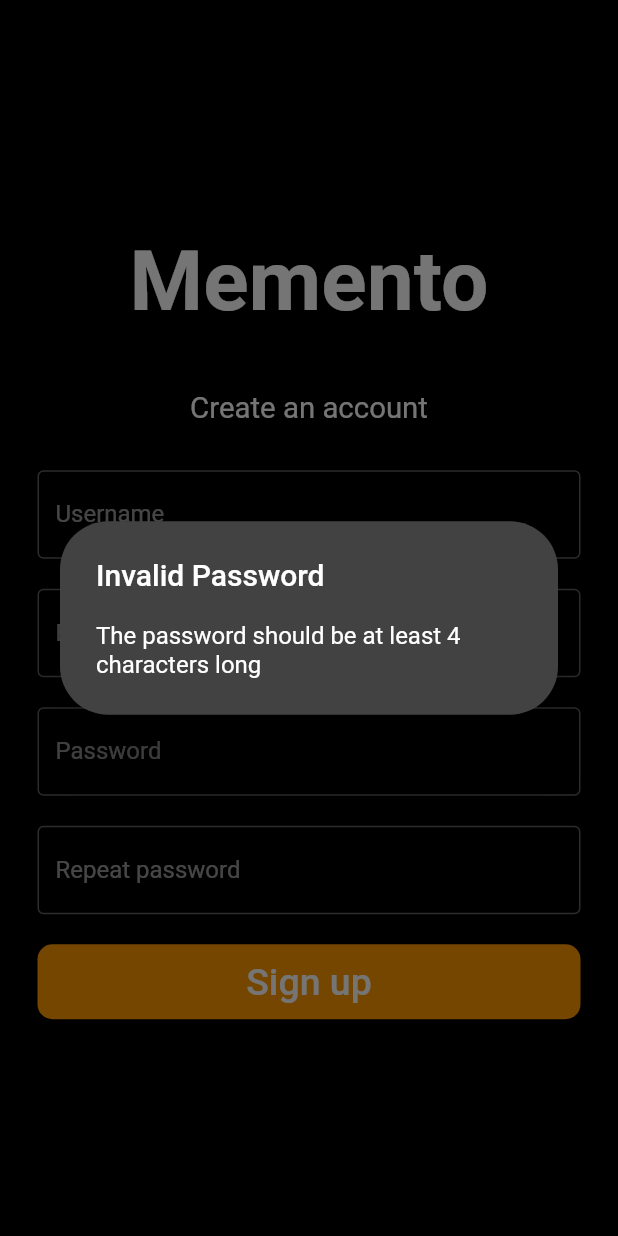
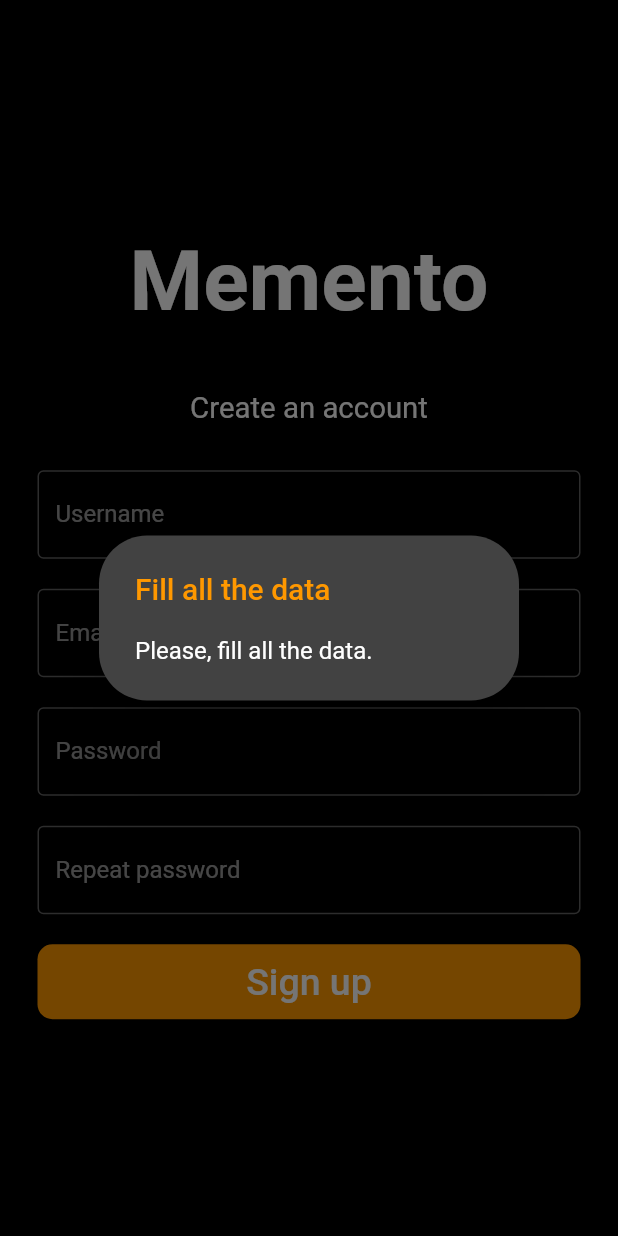
Before and after one commit to Rafinha19/memento_client, a Flutter app: the signUpView screen opened directly, after a tap on "Sign up", on a phone screen of 412 x 824 dp. Run offline on Flutter 3.47's test engine with Material 2 defaults, Android fonts, the phone set to English and light mode, and no system bars; our stand-ins replace flutter_secure_storage; accounts and stored records are empty; generated files the repository leaves out were written again; network calls fail.

Commit message:
Errores en login y signup funcionando con internacionalizacion

```diff
--- a/lib/ProfileView.dart
+++ b/lib/ProfileView.dart
@@ -66,7 +66,7 @@ class _ProfileViewState extends State<ProfileView> {
                                   MaterialPageRoute(builder: (context) => LoginView()));
                             },
                             child: Text(
-                              'Cerrar sesion',
+                              AppLocalizations.of(context)!.sign_out,
                               style: TextStyle(color: Colors.white, fontSize: 15),
                               textAlign: TextAlign.center,
                             ),
--- a/lib/l10n/app_en.arb
+++ b/lib/l10n/app_en.arb
@@ -9,6 +9,7 @@
   },
   "server_error": "Server error",
   "error": "Errror",
+  "unexpected_error": "Unexpected error, please try again later.",
   "login_error": "Login error",
   "login_pass_mustbe_4long": "Password must be 4 characters long.",
   "login_user_havent_found": "We haven't found any account with that combination of username and password.",
@@ -26,5 +27,18 @@
   "repeat_password": "Repeat password",
   "repeat_password_hint": "Repeat your password",
   "email": "Email",
-  "email_hint": "Enter your email"
+  "email_hint": "Enter your email",
+  "fill_all_data": "Fill all the data",
+  "fill_add_data_description": "Please, fill all the data.",
+  "not_a_valid_email": "Not a valid email",
+  "not_a_valid_email_description": "Please enter a valid email.",
+  "not_a_valid_password": "Not a valid password",
+  "not_a_valid_password_description": "Your password should be at least 4 characters long.",
+  "passwords_dont_match": "Passwords don't match",
+  "passwords_dont_match_description": "Please rewrite the passwords.",
+  "username_already_registered": "That username is already registered",
+  "username_already_registered_description": "Please try to sign up using another username or log in if you already have an account.",
+  "email_already_in_use": "That email is already in use",
+  "email_already_in_use_description": "There is already an account registered with that email.",
+  "sign_out": "Sign out"
 }
--- a/lib/loginView.dart
+++ b/lib/loginView.dart
@@ -110,7 +110,7 @@ class _LoginViewState extends State<LoginView> {
                             )
                         );
                       } else {
-                        displayDialog(context,  AppLocalizations.of(context)!.error,  AppLocalizations.of(context)!.error);
+                        displayDialog(context,  AppLocalizations.of(context)!.error,  AppLocalizations.of(context)!.unexpected_error);
                       }
                     },
                     child: Text(
--- a/lib/signUpView.dart
+++ b/lib/signUpView.dart
@@ -6,6 +6,7 @@ import 'package:http/http.dart' as http;
 import 'package:flutter_secure_storage/flutter_secure_storage.dart';
 import 'package:memento_flutter_client/Config/Properties.dart';
 import 'package:flutter_gen/gen_l10n/app_localizations.dart';
+import 'package:memento_flutter_client/repository/AccountRepository.dart';
 
 final storage = FlutterSecureStorage();
 
@@ -30,47 +31,15 @@ class _signUpViewState extends State<signUpView> {
         builder: (context) =>
             AlertDialog(
                 shape: RoundedRectangleBorder( borderRadius: BorderRadius.all(Radius.circular(32.0))),
-                title: Text(title),
-                content: Text(text)
+                title: Text(title,style: TextStyle(color: Colors.orange),),
+                content: Text(text),
+                backgroundColor: Colors.grey[800],
             ),
       );
 
-  Future<String?> attemptLogIn(String username, String password) async {
-    Map loginDTO = {
-      'login': username,
-      'password': password
-    };
-    var res = await http.post(
-        Uri.parse("$SERVER_IP/api/authenticate") ,
-        headers: {"Content-Type": "application/json"},
-        body: json.encode(loginDTO)
-    );
-    if(res.statusCode == 200) {
-      return res.body;
-
-    }else {
-      return null;
-    }
+  bool isValidEmail(String email) {
+    return email.contains('@');
   }
-
-  //HABRA QUE CAMBIAR ESTA FUNCION SEGURO
-  //  me falta meterle el correo/telefono
-  Future<int> attemptSignUp(String username, String password) async {
-
-    Map userDTO = {
-      'login': username,
-      'password': password
-    };
-    var res = await http.post(
-        Uri.parse('$SERVER_IP/api/register') ,
-        headers: {"Content-Type": "application/json"},
-        body: json.encode(userDTO)
-    );
-    return res.statusCode;
-
-  }
-
-
 
   @override
   Widget build(BuildContext context) {
@@ -115,7 +84,6 @@ class _signUpViewState extends State<signUpView> {
               Padding(
                 padding: EdgeInsets.all(10),
                 child: TextField(
-                  obscureText: true,
                   controller: emailController,
                   decoration: InputDecoration(
                       border: OutlineInputBorder(),
@@ -161,17 +129,21 @@ class _signUpViewState extends State<signUpView> {
                       var username = usernameController.text;
                       var password = passwordController.text;
                       var repeatPassword = repeat_passwordController.text;
-                      if(password.length < 4)
-                        displayDialog(context, "Invalid Password", "The password should be at least 4 characters long");
+                      var email= emailController.text;
+                      if(username=='' || password==''|| email==''||repeatPassword==''){
+                        displayDialog(context, AppLocalizations.of(context)!.fill_all_data,AppLocalizations.of(context)!.fill_add_data_description);
+                      }else if(!isValidEmail(email)){
+                        displayDialog(context, AppLocalizations.of(context)!.not_a_valid_email, AppLocalizations.of(context)!.not_a_valid_email_description);
+                      } else if(password.length < 4)
+                        displayDialog(context, AppLocalizations.of(context)!.not_a_valid_password, AppLocalizations.of(context)!.not_a_valid_password_description);
                       else if(password!= repeatPassword){
-                        displayDialog(context,"Passwords dont match","Please rewrite the passwords");
+                        displayDialog(context,AppLocalizations.of(context)!.passwords_dont_match,AppLocalizations.of(context)!.passwords_dont_match_description);
                       }else{
                         //Acontinuación creamos la cuenta y en caso de no haber problemas logeamos al usuario
-                        var res = await attemptSignUp(username, password);
+                        var res = await  AccountRepository().attemptSignUp(username, password, email);
                         //Seria más correcto cambiar el servidor para que devuelva un 201, pero en este caso devuelve un 200
                         if(res == 200){
-                          displayDialog(context, "Success", "The user was created.");
-                          var jwt = await attemptLogIn(username, password);
+                          var jwt = await AccountRepository().attemptLogIn(username, password);
                           if(jwt != null) {
                             storage.write(key: "jwt", value: jwt);
                             Navigator.push(
@@ -181,14 +153,23 @@ class _signUpViewState extends State<signUpView> {
                                 )
                             );
                           } else {
-                            displayDialog(context, "An Error Occurred", "No account was found matching that username and password");
+                            //Este error realmente no debia pasar nunca salvo que el servidor se quede colgado a medias
+                            displayDialog(context, AppLocalizations.of(context)!.error, AppLocalizations.of(context)!.unexpected_error);
                           }
-                        }
-                        else if(res == 409){
-                          displayDialog(context, "That username is already registered", "Please try to sign up using another username or log in if you already have an account.");
+                        } else if(res == 400){
+                          displayDialog(context, AppLocalizations.of(context)!.username_already_registered, AppLocalizations.of(context)!.username_already_registered_description);
+                        }else if(res==1){
+                          //Server error
+                          displayDialog(context, AppLocalizations.of(context)!.server_error,  AppLocalizations.of(context)!.server_error_description);
+                        }else if(res==2){
+                          //Connection error
+                          displayDialog(context, AppLocalizations.of(context)!.connection_error, AppLocalizations.of(context)!.connection_error_description);
+                        }else if(res==3){
+                          //Connection error
+                          displayDialog(context, AppLocalizations.of(context)!.email_already_in_use,AppLocalizations.of(context)!.email_already_in_use_description);
                         }
                         else {
-                          displayDialog(context, "Error", "An unknown error ocured");
+                          displayDialog(context, AppLocalizations.of(context)!.error, AppLocalizations.of(context)!.unexpected_error);
                         }
 
                       }
```
Also changed, not shown: lib/l10n/app_es.arb (+16 -3 lines), lib/repository/AccountRepository.dart (+37 -0 lines).
